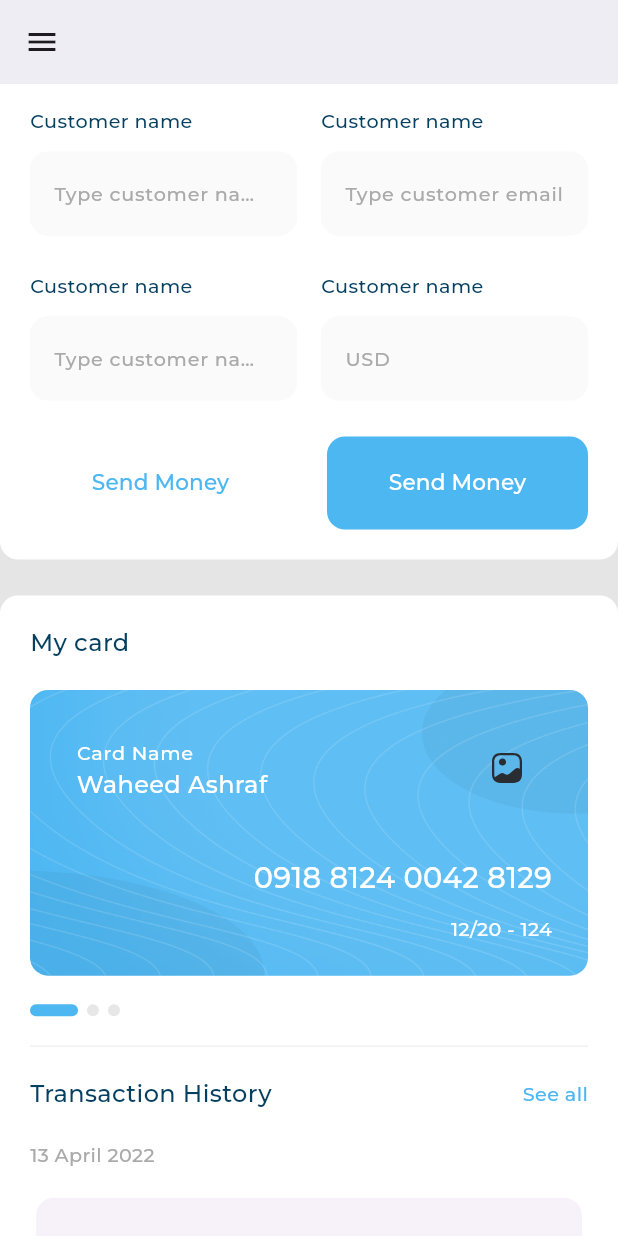
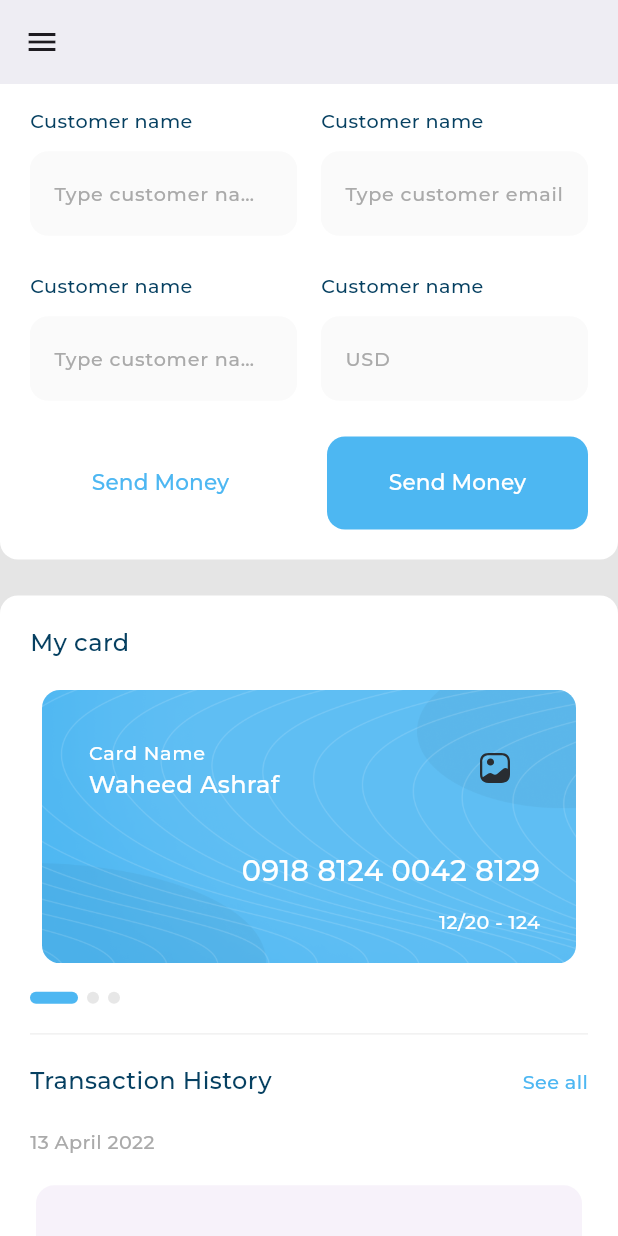
Before and after one commit to Waheed-Ashraf/Responsive-Dash-Board, a Flutter app: the screen it shows after launch, scrolled down 576 dp, on a phone screen of 412 x 824 dp. Run offline on Flutter 3.47's test engine with Material 3 defaults, Android fonts, the phone set to English and light mode, and no system bars; drawn by our look-alikes of expandable_page_view; our stand-ins replace fl_chart, flutter_svg; project files that could hold a hidden picture were left out.

Commit message:
dash board view padding problems solved

```diff
--- a/lib/views/dash_board_view.dart
+++ b/lib/views/dash_board_view.dart
@@ -30,7 +30,9 @@ class _DashBoardViewState extends State<DashBoardView> {
             )
           : null,
       backgroundColor: const Color(0xffE5E5E5),
-      drawer: const CustomDrower(),
+      drawer: MediaQuery.of(context).size.width <= 800
+          ? const CustomDrower()
+          : null,
       body: AdaptiveLayout(
         mobileLayout: (context) => const DashBoardMobileLayout(),
         tabletLayout: (context) => const DashBoardTabletLayout(),
--- a/lib/widgets/my_card_page_view.dart
+++ b/lib/widgets/my_card_page_view.dart
@@ -15,7 +15,10 @@ class MyCardsPageView extends StatelessWidget {
       scrollDirection: Axis.horizontal,
       children: List.generate(
         3,
-        (index) => const MyCard(),
+        (index) => const Padding(
+          padding: EdgeInsets.symmetric(horizontal: 8),
+          child: MyCard(),
+        ),
       ),
     );
   }
```
